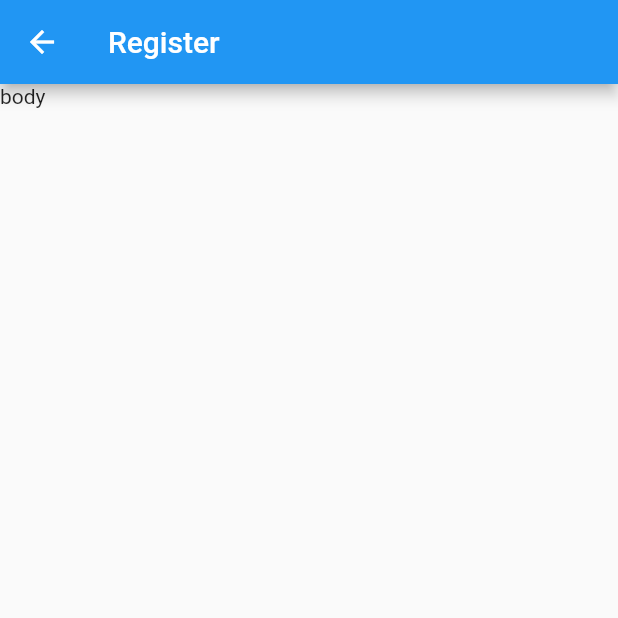
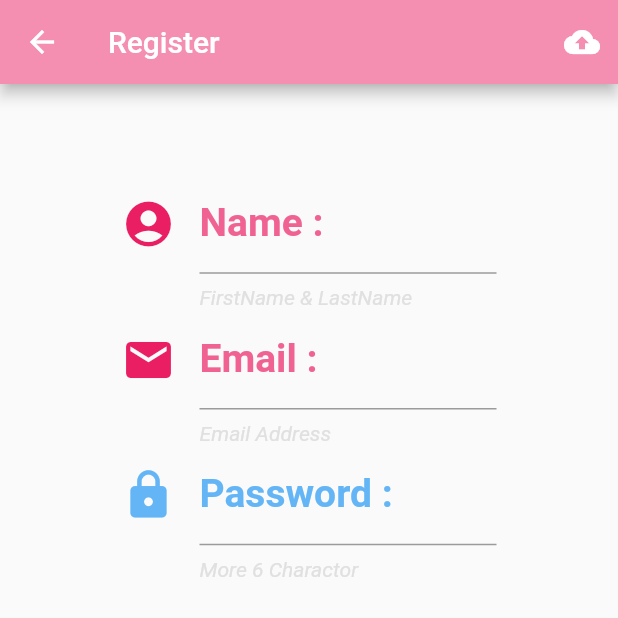
Before and after one commit to phagallery/ChaoTPA, a Flutter app: the screen it shows after launch, after a tap on "Sign UP", on a phone screen of 412 x 824 dp, the top half of it. Run offline on Flutter 3.47's test engine with Material 2 defaults, Android fonts, the phone set to English and light mode, and no system bars.

Commit message:
Design UI Register Success

```diff
--- a/lib/main.dart
+++ b/lib/main.dart
@@ -11,7 +11,7 @@ class MyApp extends StatelessWidget {
   Widget build(BuildContext context) {
     SystemChrome.setPreferredOrientations(
         [DeviceOrientation.portraitUp, DeviceOrientation.portraitDown]);
-    return MaterialApp(
+    return MaterialApp(debugShowCheckedModeBanner: false, //คำสั่งปิด Banner Debug มุมขวาบน
       home: Authen(),
     );
   }
--- a/lib/screens/authen.dart
+++ b/lib/screens/authen.dart
@@ -36,7 +36,7 @@ class _AuthenState extends State<Authen> {
         keyboardType: TextInputType.emailAddress, //เพิ่มตัวช่วยให้มี @
         decoration: InputDecoration(
             labelText: 'Email : ',
-            hintText: 'Emailyou@.com'), // insert hint ให้ผู้ใช้งานเห็น
+            hintText: 'Emailyou@xxxx.com'), // insert hint ให้ผู้ใช้งานเห็น
       ),
     );
   }
@@ -74,7 +74,7 @@ class _AuthenState extends State<Authen> {
         // Create Route
         var registerRoute =
         MaterialPageRoute(builder: (BuildContext context) =>Register()); // คำสั่งไปยังหน้าที่คลิก ตรงนี้คือไปหน้า Register.dart และการสื่อสารระหว่างหน้าต้องใช้คำสั่ง BuildContext context เสมอ
-                Navigator.of(context).push(registerRoute);
+                Navigator.of(context).push(registerRoute); // Link go Register Page
       },
     );
   }
--- a/lib/screens/register.dart
+++ b/lib/screens/register.dart
@@ -2,17 +2,117 @@ import 'package:flutter/material.dart';
 
 class Register extends StatefulWidget {
   //สร้าง class โดยพิมพ์ stl เลือก flutter stateful Widget
+
   @override
   _RegisterState createState() => _RegisterState();
 }
 
 class _RegisterState extends State<Register> {
+  //Explicit
+
+  //Method
+
+  Widget uploadButton() {
+    return IconButton(
+      icon: Icon(Icons.cloud_upload),
+      onPressed: () {},
+    );
+  }
+
+// ช่องกรอก Name & LastName
+  Widget nameText() {
+    return TextFormField(
+      decoration: InputDecoration(
+        labelText: 'Name : ',
+        labelStyle: TextStyle(
+          color: Colors.pink[300],
+          fontSize: 26.0,
+          fontWeight: FontWeight.bold,
+        ),
+        helperText: 'FirstName & LastName',
+        helperStyle: TextStyle(
+          color: Colors.grey[300],
+          fontSize: 14.0,
+          fontStyle: FontStyle.italic,
+        ),
+        icon: Icon(
+          Icons.account_circle,
+          size: 36.0,
+          color: Colors.pink,
+        ), // Default Size = 24.0
+      ),
+    );
+  }
+
+// ช่องกรอก Email
+  Widget emailnameText() {
+    return TextFormField(
+      keyboardType: TextInputType.emailAddress,
+      decoration: InputDecoration(
+        labelText: 'Email : ',
+        labelStyle: TextStyle(
+          color: Colors.pink[300],
+          fontSize: 26.0,
+          fontWeight: FontWeight.bold,
+        ),
+        helperText: 'Email Address',
+        helperStyle: TextStyle(
+          color: Colors.grey[300],
+          fontSize: 14.00,
+          fontStyle: FontStyle.italic,
+        ),
+        icon: Icon(
+          Icons.email,
+          size: 36.0,
+          color: Colors.pink,
+        ), // Default Size = 24.0
+      ),
+    );
+  }
+
+// ช่องกรอก Password
+  Widget passwordText() {
+    return TextFormField(
+      decoration: InputDecoration(
+        labelText: 'Password : ',
+        labelStyle: TextStyle(
+          color: Colors.blue[300],
+          fontSize: 26.0,
+          fontWeight: FontWeight.bold,
+        ),
+        helperText: 'More 6 Charactor',
+        helperStyle: TextStyle(
+          color: Colors.grey[300],
+          fontSize: 14.00,
+          fontStyle: FontStyle.italic,
+        ),
+        icon: Icon(
+          Icons.lock,
+          size: 36.0,
+          color: Colors.blue[300],
+        ), // Default Size = 24.0
+      ),
+    );
+  }
+
   @override
   Widget build(BuildContext context) {
     return Scaffold(
-      appBar: AppBar(
-        title: Text('Register'),
-      ),body: Text('body'),
-    );
+        resizeToAvoidBottomPadding: false, //ปิดแป้นพิมพ์ไม่ให้ชน textbox
+        appBar: AppBar(
+          actions: <Widget>[uploadButton()],
+          backgroundColor: Colors.pink[200],
+          title: Text('Register'),
+        ),
+        body: Container(
+          padding: EdgeInsets.only(top: 60.0),
+          alignment: Alignment.topCenter,
+          child: Container(
+            width: 250.0,
+            child: Column(
+              children: <Widget>[nameText(), emailnameText(), passwordText()],
+            ),
+          ),
+        ));
   }
 }
```
